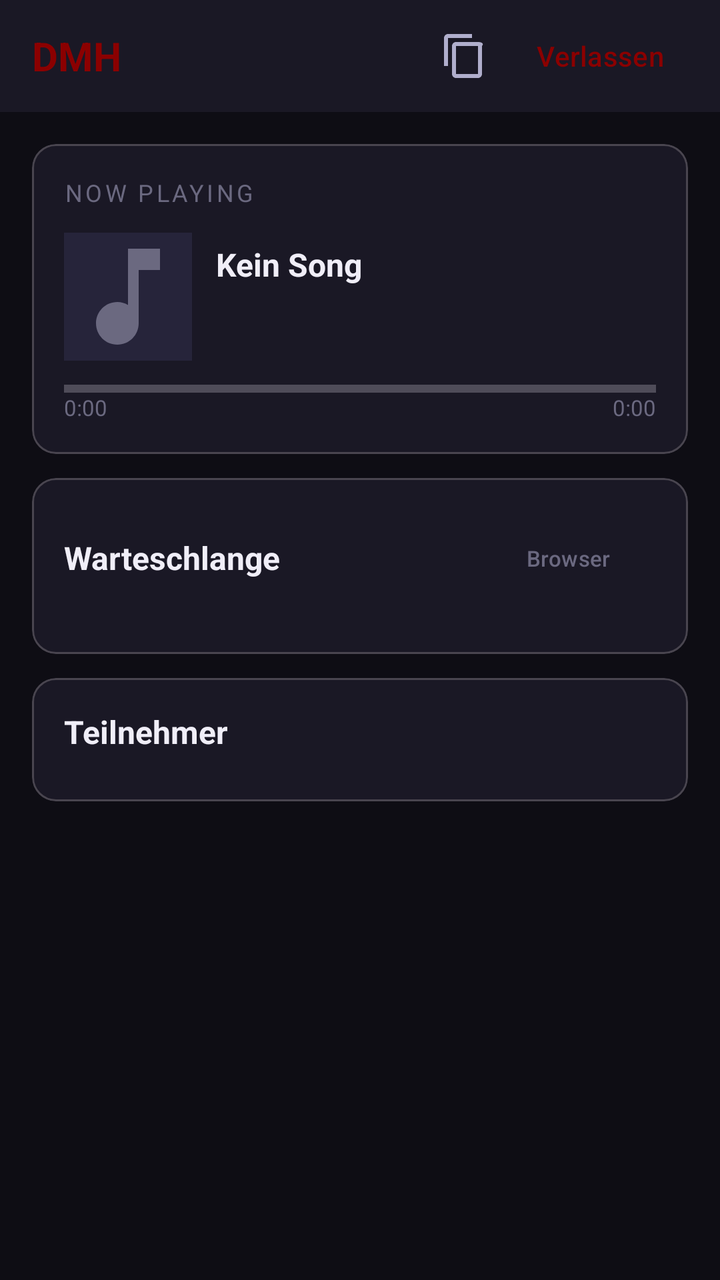
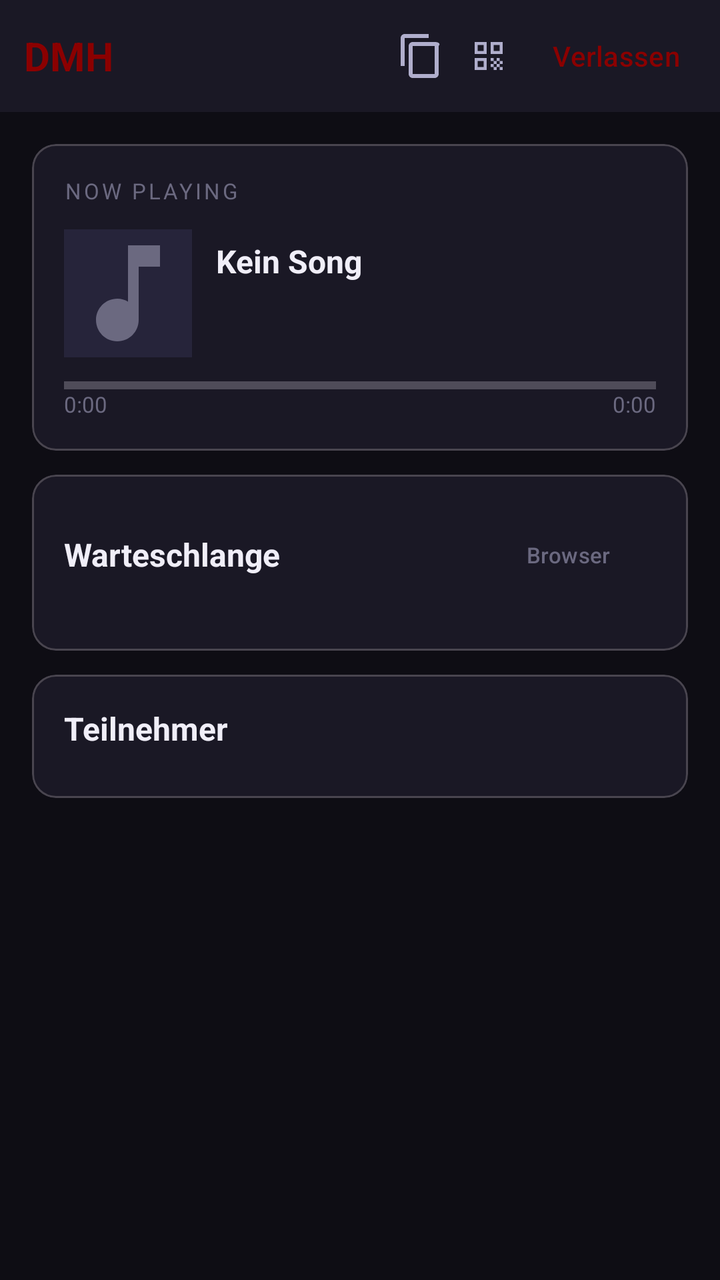

An Android layout rendered at two revisions. The XML below is the earlier revision; the diff shows what the commit changed to produce the second picture.
<!-- AndroidManifest.xml: application theme Theme.DemonicMusicHost -->
<!-- res/layout/fragment_session.xml -->
<?xml version="1.0" encoding="utf-8"?>
<androidx.constraintlayout.widget.ConstraintLayout
    xmlns:android="http://schemas.android.com/apk/res/android"
    xmlns:app="http://schemas.android.com/apk/res-auto"
    android:layout_width="match_parent"
    android:layout_height="match_parent"
    android:background="@color/dmh_bg">

    
    <LinearLayout
        android:id="@+id/toolbar"
        android:layout_width="match_parent"
        android:layout_height="56dp"
        android:orientation="horizontal"
        android:gravity="center_vertical"
        android:paddingHorizontal="16dp"
        android:background="@color/dmh_surface"
        app:layout_constraintTop_toTopOf="parent"
        app:layout_constraintStart_toStartOf="parent">

        <TextView
            android:layout_width="0dp"
            android:layout_height="wrap_content"
            android:layout_weight="1"
            android:text="DMH"
            android:textColor="@color/dmh_accent"
            android:textSize="20sp"
            android:textStyle="bold" />

        
        <TextView
            android:id="@+id/tvSessionCode"
            android:layout_width="wrap_content"
            android:layout_height="wrap_content"
            android:textColor="@color/dmh_text_secondary"
            android:textSize="13sp"
            android:letterSpacing="0.1"
            android:layout_marginEnd="4dp" />

        <ImageButton
            android:id="@+id/btnCopyCode"
            android:layout_width="32dp"
            android:layout_height="32dp"
            android:src="@drawable/ic_copy"
            android:background="?attr/selectableItemBackgroundBorderless"
            android:contentDescription="@string/btn_copy_code"
            app:tint="@color/dmh_text_secondary"
            android:layout_marginEnd="8dp" />

        <Button
            android:id="@+id/btnLeave"
            style="@style/Widget.Material3.Button.TextButton"
            android:layout_width="wrap_content"
            android:layout_height="wrap_content"
            android:text="@string/btn_leave"
            android:textColor="@color/dmh_accent" />

    </LinearLayout>

    
    <TextView
        android:id="@+id/tvConnectionStatus"
        android:layout_width="match_parent"
        android:layout_height="wrap_content"
        android:text="@string/reconnecting"
        android:textColor="@color/white"
        android:background="@color/dmh_accent"
        android:gravity="center"
        android:padding="6dp"
        android:textSize="12sp"
        android:visibility="gone"
        app:layout_constraintTop_toBottomOf="@id/toolbar"
        app:layout_constraintStart_toStartOf="parent" />

    
    <ScrollView
        android:layout_width="match_parent"
        android:layout_height="0dp"
        app:layout_constraintTop_toBottomOf="@id/tvConnectionStatus"
        app:layout_constraintBottom_toBottomOf="parent"
        app:layout_constraintStart_toStartOf="parent">

        <LinearLayout
            android:layout_width="match_parent"
            android:layout_height="wrap_content"
            android:orientation="vertical"
            android:padding="16dp">

            
            <com.google.android.material.card.MaterialCardView
                android:layout_width="match_parent"
                android:layout_height="wrap_content"
                app:cardBackgroundColor="@color/dmh_surface"
                app:cardCornerRadius="12dp"
                android:layout_marginBottom="12dp">

                <LinearLayout
                    android:layout_width="match_parent"
                    android:layout_height="wrap_content"
                    android:orientation="vertical"
                    android:padding="16dp">

                    <TextView
                        android:layout_width="wrap_content"
                        android:layout_height="wrap_content"
                        android:text="@string/now_playing"
                        android:textSize="12sp"
                        android:textColor="@color/dmh_text_hint"
                        android:letterSpacing="0.12"
                        android:textAllCaps="true"
                        android:layout_marginBottom="12dp" />

                    <LinearLayout
                        android:layout_width="match_parent"
                        android:layout_height="wrap_content"
                        android:orientation="horizontal"
                        android:gravity="center_vertical">

                        <ImageView
                            android:id="@+id/ivNpThumbnail"
                            android:layout_width="64dp"
                            android:layout_height="64dp"
                            android:scaleType="centerCrop"
                            android:src="@drawable/ic_music_note"
                            android:background="@color/dmh_surface_variant"
                            android:layout_marginEnd="12dp" />

                        <LinearLayout
                            android:layout_width="0dp"
                            android:layout_height="wrap_content"
                            android:layout_weight="1"
                            android:orientation="vertical">

                            <TextView
                                android:id="@+id/tvNpTitle"
                                android:layout_width="match_parent"
                                android:layout_height="wrap_content"
                                android:text="@string/no_track"
                                android:textColor="@color/dmh_text_primary"
                                android:textSize="16sp"
                                android:textStyle="bold"
                                android:maxLines="2"
                                android:ellipsize="end" />

                            <TextView
                                android:id="@+id/tvNpArtist"
                                android:layout_width="match_parent"
                                android:layout_height="wrap_content"
                                android:textColor="@color/dmh_text_secondary"
                                android:textSize="13sp"
                                android:maxLines="1"
                                android:ellipsize="end" />

                            <TextView
                                android:id="@+id/tvNpAddedBy"
                                android:layout_width="match_parent"
                                android:layout_height="wrap_content"
                                android:textColor="@color/dmh_text_hint"
                                android:textSize="11sp" />

                        </LinearLayout>
                    </LinearLayout>

                    
                    <ProgressBar
                        android:id="@+id/progressPlayback"
                        style="?android:attr/progressBarStyleHorizontal"
                        android:layout_width="match_parent"
                        android:layout_height="4dp"
                        android:max="100"
                        android:progress="0"
                        android:progressTint="@color/dmh_accent"
                        android:layout_marginTop="12dp" />

                    <LinearLayout
                        android:layout_width="match_parent"
                        android:layout_height="wrap_content"
                        android:orientation="horizontal">

                        <TextView
                            android:id="@+id/tvProgressCurrent"
                            android:layout_width="0dp"
                            android:layout_height="wrap_content"
                            android:layout_weight="1"
                            android:text="0:00"
                            android:textColor="@color/dmh_text_hint"
                            android:textSize="11sp" />

                        <TextView
                            android:id="@+id/tvProgressTotal"
                            android:layout_width="wrap_content"
                            android:layout_height="wrap_content"
                            android:text="0:00"
                            android:textColor="@color/dmh_text_hint"
                            android:textSize="11sp" />

                    </LinearLayout>

                    
                    <LinearLayout
                        android:id="@+id/layoutPlayback"
                        android:layout_width="match_parent"
                        android:layout_height="wrap_content"
                        android:orientation="horizontal"
                        android:gravity="center"
                        android:layout_marginTop="8dp"
                        android:visibility="gone">

                        <ImageButton
                            android:id="@+id/btnPrev"
                            android:layout_width="48dp"
                            android:layout_height="48dp"
                            android:src="@drawable/ic_skip_prev"
                            android:background="?attr/selectableItemBackgroundBorderless"
                            android:contentDescription="@string/prev"
                            app:tint="@color/dmh_text_primary" />

                        <ImageButton
                            android:id="@+id/btnPlayPause"
                            android:layout_width="56dp"
                            android:layout_height="56dp"
                            android:src="@drawable/ic_play"
                            android:background="@drawable/bg_play_button"
                            android:contentDescription="@string/play_pause"
                            android:layout_marginHorizontal="16dp"
                            app:tint="@color/white" />

                        <ImageButton
                            android:id="@+id/btnNext"
                            android:layout_width="48dp"
                            android:layout_height="48dp"
                            android:src="@drawable/ic_skip_next"
                            android:background="?attr/selectableItemBackgroundBorderless"
                            android:contentDescription="@string/next"
                            app:tint="@color/dmh_text_primary" />

                    </LinearLayout>

                    
                    <TextView
                        android:id="@+id/layoutGuestInfo"
                        android:layout_width="match_parent"
                        android:layout_height="wrap_content"
                        android:text="@string/guest_mode_hint"
                        android:textColor="@color/dmh_text_hint"
                        android:textSize="12sp"
                        android:gravity="center"
                        android:layout_marginTop="8dp"
                        android:visibility="gone" />

                </LinearLayout>
            </com.google.android.material.card.MaterialCardView>

            
            <com.google.android.material.card.MaterialCardView
                android:id="@+id/layoutHostControls"
                android:layout_width="match_parent"
                android:layout_height="wrap_content"
                app:cardBackgroundColor="@color/dmh_surface"
                app:cardCornerRadius="12dp"
                android:layout_marginBottom="12dp"
                android:visibility="gone">

                <LinearLayout
                    android:layout_width="match_parent"
                    android:layout_height="wrap_content"
                    android:orientation="vertical"
                    android:padding="16dp">

                    <TextView
                        android:layout_width="wrap_content"
                        android:layout_height="wrap_content"
                        android:text="@string/session_settings"
                        android:textSize="14sp"
                        android:textColor="@color/dmh_text_secondary"
                        android:textAllCaps="true"
                        android:letterSpacing="0.1"
                        android:layout_marginBottom="8dp" />

                    <LinearLayout
                        android:layout_width="match_parent"
                        android:layout_height="wrap_content"
                        android:orientation="horizontal"
                        android:gravity="center_vertical"
                        android:layout_marginBottom="8dp">

                        <TextView
                            android:layout_width="0dp"
                            android:layout_height="wrap_content"
                            android:layout_weight="1"
                            android:text="@string/allow_join"
                            android:textColor="@color/dmh_text_primary"
                            android:textSize="14sp" />

                        <com.google.android.material.switchmaterial.SwitchMaterial
                            android:id="@+id/switchAllowJoin"
                            android:layout_width="wrap_content"
                            android:layout_height="wrap_content"
                            android:checked="true"
                            app:thumbTint="@color/dmh_accent"
                            app:trackTint="@color/dmh_surface_variant" />

                    </LinearLayout>

                    <LinearLayout
                        android:layout_width="match_parent"
                        android:layout_height="wrap_content"
                        android:orientation="horizontal"
                        android:gravity="center_vertical">

                        <TextView
                            android:layout_width="0dp"
                            android:layout_height="wrap_content"
                            android:layout_weight="1"
                            android:text="@string/allow_guest_add"
                            android:textColor="@color/dmh_text_primary"
                            android:textSize="14sp" />

                        <com.google.android.material.switchmaterial.SwitchMaterial
                            android:id="@+id/switchAllowAdd"
                            android:layout_width="wrap_content"
                            android:layout_height="wrap_content"
                            android:checked="true"
                            app:thumbTint="@color/dmh_accent"
                            app:trackTint="@color/dmh_surface_variant" />

                    </LinearLayout>

                </LinearLayout>
            </com.google.android.material.card.MaterialCardView>

            
            <com.google.android.material.card.MaterialCardView
                android:layout_width="match_parent"
                android:layout_height="wrap_content"
                app:cardBackgroundColor="@color/dmh_surface"
                app:cardCornerRadius="12dp"
                android:layout_marginBottom="12dp">

                <LinearLayout
                    android:layout_width="match_parent"
                    android:layout_height="wrap_content"
                    android:orientation="vertical"
                    android:padding="16dp">

                    <LinearLayout
                        android:layout_width="match_parent"
                        android:layout_height="wrap_content"
                        android:orientation="horizontal"
                        android:gravity="center_vertical"
                        android:layout_marginBottom="8dp">

                        <TextView
                            android:layout_width="0dp"
                            android:layout_height="wrap_content"
                            android:layout_weight="1"
                            android:text="@string/queue"
                            android:textSize="16sp"
                            android:textColor="@color/dmh_text_primary"
                            android:textStyle="bold" />

                        
                        <Button
                            android:id="@+id/btnOpenWeb"
                            style="@style/Widget.Material3.Button.TextButton"
                            android:layout_width="wrap_content"
                            android:layout_height="wrap_content"
                            android:text="@string/open_in_browser"
                            android:textColor="@color/dmh_text_hint"
                            android:textSize="11sp" />

                    </LinearLayout>

                    <TextView
                        android:id="@+id/tvQueueEmpty"
                        android:layout_width="match_parent"
                        android:layout_height="wrap_content"
                        android:text="@string/queue_empty"
                        android:textColor="@color/dmh_text_hint"
                        android:textSize="13sp"
                        android:gravity="center"
                        android:padding="24dp"
                        android:visibility="gone" />

                    <androidx.recyclerview.widget.RecyclerView
                        android:id="@+id/rvQueue"
                        android:layout_width="match_parent"
                        android:layout_height="wrap_content"
                        android:nestedScrollingEnabled="false" />

                </LinearLayout>
            </com.google.android.material.card.MaterialCardView>

            
            <com.google.android.material.card.MaterialCardView
                android:layout_width="match_parent"
                android:layout_height="wrap_content"
                app:cardBackgroundColor="@color/dmh_surface"
                app:cardCornerRadius="12dp"
                android:layout_marginBottom="32dp">

                <LinearLayout
                    android:layout_width="match_parent"
                    android:layout_height="wrap_content"
                    android:orientation="vertical"
                    android:padding="16dp">

                    <TextView
                        android:id="@+id/tvParticipantCount"
                        android:layout_width="wrap_content"
                        android:layout_height="wrap_content"
                        android:text="@string/participants"
                        android:textSize="16sp"
                        android:textColor="@color/dmh_text_primary"
                        android:textStyle="bold"
                        android:layout_marginBottom="8dp" />

                    <androidx.recyclerview.widget.RecyclerView
                        android:id="@+id/rvParticipants"
                        android:layout_width="match_parent"
                        android:layout_height="wrap_content"
                        android:nestedScrollingEnabled="false" />

                </LinearLayout>
            </com.google.android.material.card.MaterialCardView>

        </LinearLayout>
    </ScrollView>

</androidx.constraintlayout.widget.ConstraintLayout>
<!-- resources referenced by this layout -->
<resources>
  <color name="dmh_accent">#8B0000</color>
  <color name="dmh_bg">#0E0D14</color>
  <color name="dmh_surface">#1A1825</color>
  <color name="dmh_surface_variant">#26243A</color>
  <color name="dmh_text_hint">#6B6980</color>
  <color name="dmh_text_primary">#F0EEF8</color>
  <color name="dmh_text_secondary">#B0AECC</color>
  <color name="white">#FFFFFF</color>
  <!-- drawable bg_play_button (drawable) -->
  <?xml version="1.0" encoding="utf-8"?>
  <shape xmlns:android="http://schemas.android.com/apk/res/android"
      android:shape="oval">
      <solid android:color="@color/dmh_accent" />
  </shape>
  <!-- drawable ic_copy (drawable) -->
  <?xml version="1.0" encoding="utf-8"?>
  <vector xmlns:android="http://schemas.android.com/apk/res/android"
      android:width="24dp"
      android:height="24dp"
      android:viewportWidth="24"
      android:viewportHeight="24">
      <path
          android:fillColor="#FF000000"
          android:pathData="M16,1L4,1C2.9,1 2,1.9 2,3v14h2L4,3h12V1zM19,5H8C6.9,5 6,5.9 6,7v14c0,1.1 0.9,2 2,2h11c1.1,0 2,-0.9 2,-2V7C22,5.9 21.1,5 19,5zM19,21H8V7h11v14z" />
  </vector>
  <!-- drawable ic_music_note (drawable) -->
  <?xml version="1.0" encoding="utf-8"?>
  <vector xmlns:android="http://schemas.android.com/apk/res/android"
      android:width="24dp"
      android:height="24dp"
      android:viewportWidth="24"
      android:viewportHeight="24">
      <path
          android:fillColor="#FF6B6980"
          android:pathData="M12,3v10.55c-0.59,-0.34 -1.27,-0.55 -2,-0.55c-2.21,0 -4,1.79 -4,4s1.79,4 4,4s4,-1.79 4,-4L14,7h4L18,3h-6z" />
  </vector>
  <!-- drawable ic_play (drawable) -->
  <?xml version="1.0" encoding="utf-8"?>
  <vector xmlns:android="http://schemas.android.com/apk/res/android"
      android:width="24dp"
      android:height="24dp"
      android:viewportWidth="24"
      android:viewportHeight="24">
      <path
          android:fillColor="#FF000000"
          android:pathData="M8,5v14l11,-7z" />
  </vector>
  <!-- drawable ic_skip_next (drawable) -->
  <?xml version="1.0" encoding="utf-8"?>
  <vector xmlns:android="http://schemas.android.com/apk/res/android"
      android:width="24dp"
      android:height="24dp"
      android:viewportWidth="24"
      android:viewportHeight="24">
      <path
          android:fillColor="#FF000000"
          android:pathData="M6,18l8.5,-6L6,6v12zM16,6v12h2L18,6h-2z" />
  </vector>
  <!-- drawable ic_skip_prev (drawable) -->
  <?xml version="1.0" encoding="utf-8"?>
  <vector xmlns:android="http://schemas.android.com/apk/res/android"
      android:width="24dp"
      android:height="24dp"
      android:viewportWidth="24"
      android:viewportHeight="24">
      <path
          android:fillColor="#FF000000"
          android:pathData="M6,6h2v12L6,18zM9.5,12l8.5,6L18,6z" />
  </vector>
  <string name="allow_guest_add">Gäste dürfen hinzufügen</string>
  <string name="allow_join">Beitritt erlauben</string>
  <string name="btn_copy_code">Code kopieren</string>
  <string name="btn_leave">Verlassen</string>
  <string name="guest_mode_hint">Gast — Host steuert die Wiedergabe</string>
  <string name="next">Nächster Track</string>
  <string name="no_track">Kein Song</string>
  <string name="now_playing">Now Playing</string>
  <string name="open_in_browser">Browser</string>
  <string name="participants">Teilnehmer</string>
  <string name="play_pause">Abspielen / Pausieren</string>
  <string name="prev">Vorheriger Track</string>
  <string name="queue">Warteschlange</string>
  <string name="queue_empty">Warteschlange ist leer.</string>
  <string name="reconnecting">Verbindung wird wiederhergestellt…</string>
  <string name="session_settings">Session-Einstellungen</string>
  <color name="dmh_accent_light">#CC0000</color>
</resources>

<!-- the commit's change to res/layout/fragment_session.xml (unified diff, before → after) -->
@@ -13,7 +13,7 @@
         android:layout_height="56dp"
         android:orientation="horizontal"
         android:gravity="center_vertical"
-        android:paddingHorizontal="16dp"
+        android:paddingHorizontal="12dp"
         android:background="@color/dmh_surface"
         app:layout_constraintTop_toTopOf="parent"
         app:layout_constraintStart_toStartOf="parent">
@@ -27,15 +27,14 @@
             android:textSize="20sp"
             android:textStyle="bold" />
 
-        
         <TextView
             android:id="@+id/tvSessionCode"
             android:layout_width="wrap_content"
             android:layout_height="wrap_content"
             android:textColor="@color/dmh_text_secondary"
-            android:textSize="13sp"
+            android:textSize="12sp"
             android:letterSpacing="0.1"
-            android:layout_marginEnd="4dp" />
+            android:layout_marginEnd="2dp" />
 
         <ImageButton
             android:id="@+id/btnCopyCode"
@@ -44,7 +43,18 @@
             android:src="@drawable/ic_copy"
             android:background="?attr/selectableItemBackgroundBorderless"
             android:contentDescription="@string/btn_copy_code"
+            app:tint="@color/dmh_text_secondary" />
+
+        
+        <ImageButton
+            android:id="@+id/btnShowQr"
+            android:layout_width="32dp"
+            android:layout_height="32dp"
+            android:src="@drawable/ic_qr_scan"
+            android:background="?attr/selectableItemBackgroundBorderless"
+            android:contentDescription="@string/btn_show_qr"
             app:tint="@color/dmh_text_secondary"
+            android:layout_marginStart="2dp"
             android:layout_marginEnd="8dp" />
 
         <Button
@@ -53,7 +63,9 @@
             android:layout_width="wrap_content"
             android:layout_height="wrap_content"
             android:text="@string/btn_leave"
-            android:textColor="@color/dmh_accent" />
+            android:textColor="@color/dmh_accent"
+            android:minWidth="0dp"
+            android:paddingHorizontal="8dp" />
 
     </LinearLayout>
 
@@ -104,7 +116,7 @@
                         android:layout_width="wrap_content"
                         android:layout_height="wrap_content"
                         android:text="@string/now_playing"
-                        android:textSize="12sp"
+                        android:textSize="11sp"
                         android:textColor="@color/dmh_text_hint"
                         android:letterSpacing="0.12"
                         android:textAllCaps="true"
@@ -271,7 +283,7 @@
                         android:layout_width="wrap_content"
                         android:layout_height="wrap_content"
                         android:text="@string/session_settings"
-                        android:textSize="14sp"
+                        android:textSize="11sp"
                         android:textColor="@color/dmh_text_secondary"
                         android:textAllCaps="true"
                         android:letterSpacing="0.1"
@@ -343,6 +355,7 @@
                     android:orientation="vertical"
                     android:padding="16dp">
 
+                    
                     <LinearLayout
                         android:layout_width="match_parent"
                         android:layout_height="wrap_content"
@@ -360,6 +373,16 @@
                             android:textStyle="bold" />
 
                         
+                        <Button
+                            android:id="@+id/btnAddSong"
+                            style="@style/Widget.Material3.Button.TextButton"
+                            android:layout_width="wrap_content"
+                            android:layout_height="wrap_content"
+                            android:text="@string/btn_add_song"
+                            android:textColor="@color/dmh_accent"
+                            android:textSize="12sp"
+                            android:visibility="gone" />
+
                         <Button
                             android:id="@+id/btnOpenWeb"
                             style="@style/Widget.Material3.Button.TextButton"
<!-- resource entries referenced after the edit -->
@@ -71,8 +71,10 @@
   </vector>
   <string name="allow_guest_add">Gäste dürfen hinzufügen</string>
   <string name="allow_join">Beitritt erlauben</string>
+  <string name="btn_add_song">+ Song</string>
   <string name="btn_copy_code">Code kopieren</string>
   <string name="btn_leave">Verlassen</string>
+  <string name="btn_show_qr">QR-Code anzeigen</string>
   <string name="guest_mode_hint">Gast — Host steuert die Wiedergabe</string>
   <string name="next">Nächster Track</string>
   <string name="no_track">Kein Song</string>
